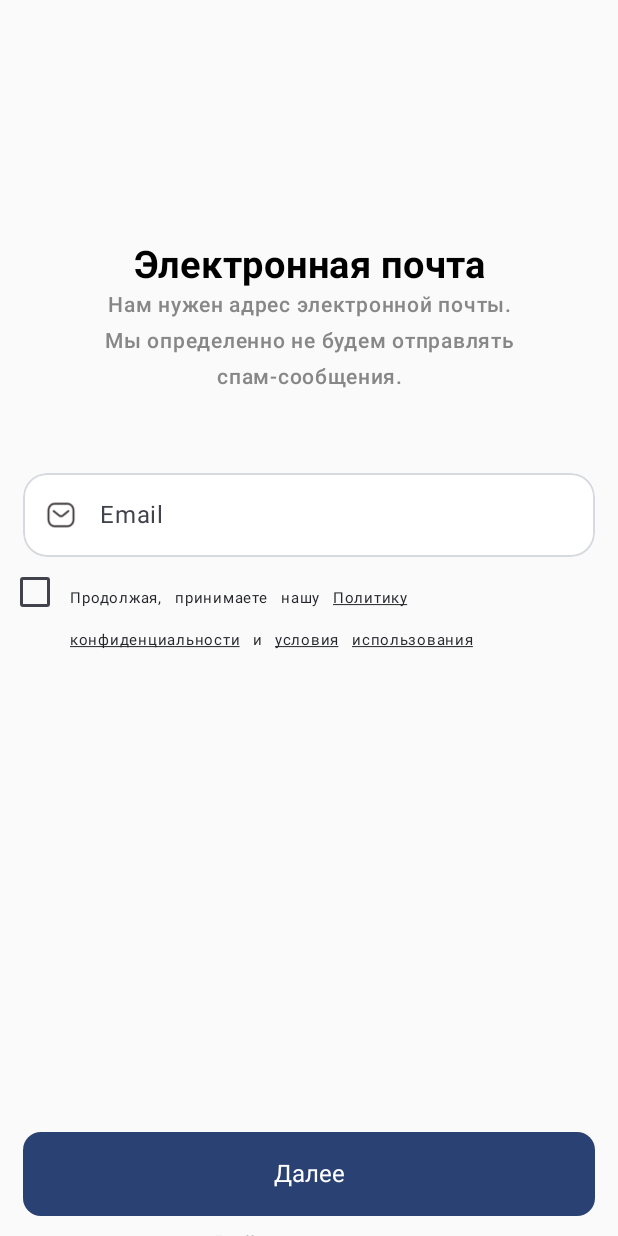
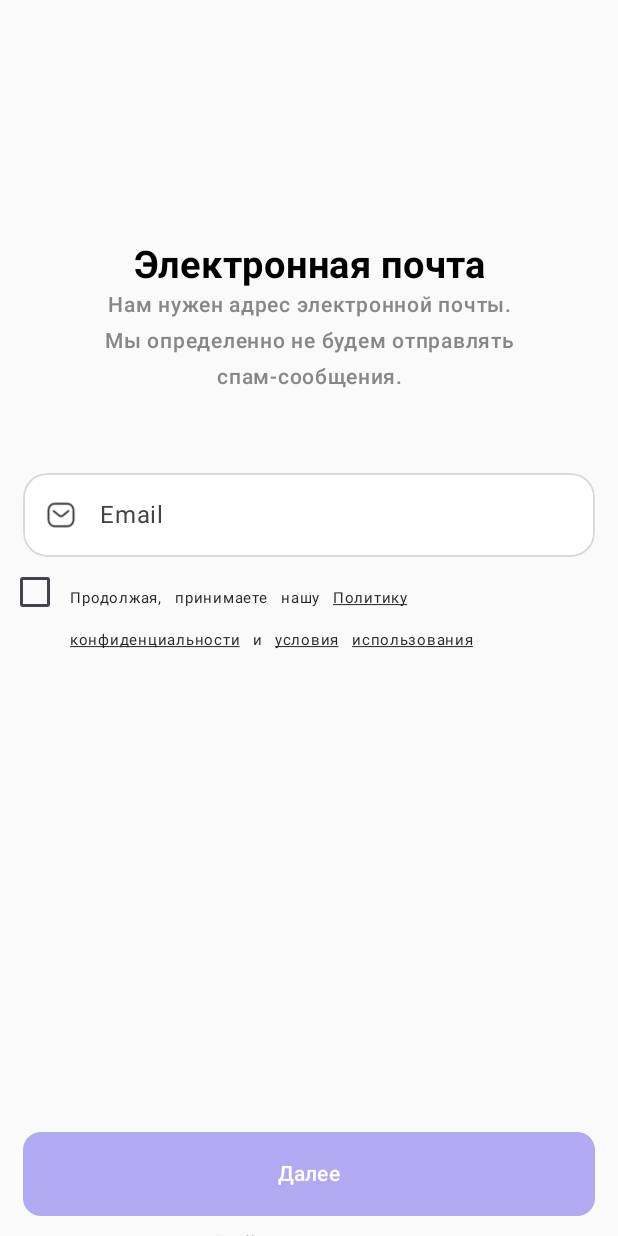
Before and after one commit to vorahkaz0namor/MyFitness, an Android app built with Jetpack Compose: the login_screen screen opened through its navigation route, on a phone screen of 412 x 824 dp. Run offline under Robolectric (Android 15) with nearby library versions, the phone set to English and light mode, and no system bars.

Commit message:
Step R.015 - 1. Was implemented navigation through all implemented at present moment screens. 2. Was improved buttons behavior on the LoginScreen and VerifyScreen.

```diff
--- a/app/src/main/java/com/resonance/myfitness/ui/auth/AuthScreens.kt
+++ b/app/src/main/java/com/resonance/myfitness/ui/auth/LoginScreen.kt
@@ -22,6 +22,7 @@ import androidx.compose.foundation.text.KeyboardOptions
 import androidx.compose.foundation.verticalScroll
 import androidx.compose.material3.Button
 import androidx.compose.material3.Checkbox
+import androidx.compose.material3.CheckboxColors
 import androidx.compose.material3.ExperimentalMaterial3Api
 import androidx.compose.material3.OutlinedTextField
 import androidx.compose.material3.Text
@@ -47,11 +48,12 @@ import androidx.compose.ui.unit.dp
 import androidx.compose.ui.unit.sp
 import com.resonance.data.model.LoginRequest
 import com.resonance.myfitness.R
+import com.resonance.myfitness.ui.baseviews.BaseMainButton
 import com.resonance.resources.Email
 import com.resonance.resources.LogInAnonymously
 import com.resonance.resources.LoginScreenAdditionalCaption
 import com.resonance.resources.LoginScreenMainCaption
-import com.resonance.resources.Next
+import com.resonance.resources.NextButtonCaption
 import com.resonance.resources.PrivacyPolicy
 import com.resonance.resources.PrivacyPolicySecond
 import com.resonance.resources.TextBorderStroke
@@ -68,10 +70,19 @@ fun LoginScreenPreview() {
 
 @OptIn(ExperimentalMaterial3Api::class)
 @Composable
-fun LoginScreen(login: (LoginRequest) -> Unit) {
+fun LoginScreen(
+    login: (LoginRequest) -> Unit = { LoginRequest() },
+    navigateToVerify: () -> Unit = {}
+) {
     var emailText by remember { mutableStateOf(TextFieldValue()) }
+    var isAgreeWithPolicy by remember {
+        mutableStateOf(false)
+    }
+
     Column(
-        modifier = Modifier.verticalScroll(rememberScrollState()).fillMaxSize()
+        modifier = Modifier
+            .verticalScroll(rememberScrollState())
+            .fillMaxSize()
     ) {
         Box(
             modifier = Modifier
@@ -158,12 +169,11 @@ fun LoginScreen(login: (LoginRequest) -> Unit) {
                         verticalAlignment = Alignment.Top
                     ) {
                         Checkbox(
-                            checked = false,
+                            checked = isAgreeWithPolicy,
                             onCheckedChange = { isChecked ->
-
+                                isAgreeWithPolicy = !isAgreeWithPolicy
                             },
                             modifier = Modifier.size(16.dp)
-
                         )
                         Spacer(modifier = Modifier.height(20.dp))
                         Spacer(modifier = Modifier.width(15.dp))
@@ -235,16 +245,11 @@ fun LoginScreen(login: (LoginRequest) -> Unit) {
                 horizontalAlignment = Alignment.CenterHorizontally,
                 modifier = Modifier.align(Alignment.TopCenter)
             ) {
-                Button(
-                    onClick = { /* Действие при нажатии на кнопку */ },
-                    modifier = Modifier
-                        .fillMaxWidth()
-                        .height(56.dp)
-                        .padding(horizontal = 15.dp),
-                    shape = RoundedCornerShape(size = 12.dp)
-                ) {
-                    Text(text = Next, style = TextStyle(fontSize = 16.sp))
-                }
+                BaseMainButton(
+                    modifier = Modifier.padding(horizontal = 15.dp),
+                    caption = NextButtonCaption,
+                    enabled = isAgreeWithPolicy
+                ) { navigateToVerify() }
 
                 Text(
                     text = LogInAnonymously, style = TextStyle(fontSize = 16.sp),
--- a/resources/src/main/java/com/resonance/resources/Strings.kt
+++ b/resources/src/main/java/com/resonance/resources/Strings.kt
@@ -39,9 +39,7 @@ const val ConfirmTheEmailAddress = "Подтвердите адрес\n элек
 const val PrivacyPolicy = "Продолжая, принимаете нашу Политику "
 const val PrivacyPolicySecond = "конфиденциальности и условия использования"
 const val Email = "Email"
-const val Next = "Далее"
 const val LogInAnonymously = "Войти анонимно"
-const val CreateAnAccount = "Создать аккаунт"
 const val ItWillBeUpdated = " Обновится через"
 const val Seconds = "сек."
 const val Resend = " Отправить повторно"
```
Also changed, not shown: app/src/main/java/com/resonance/myfitness/navigation/AuthNavGraph.kt (+10 -11 lines), app/src/main/java/com/resonance/myfitness/ui/auth/VerifyScreen.kt (+12 -13 lines).
